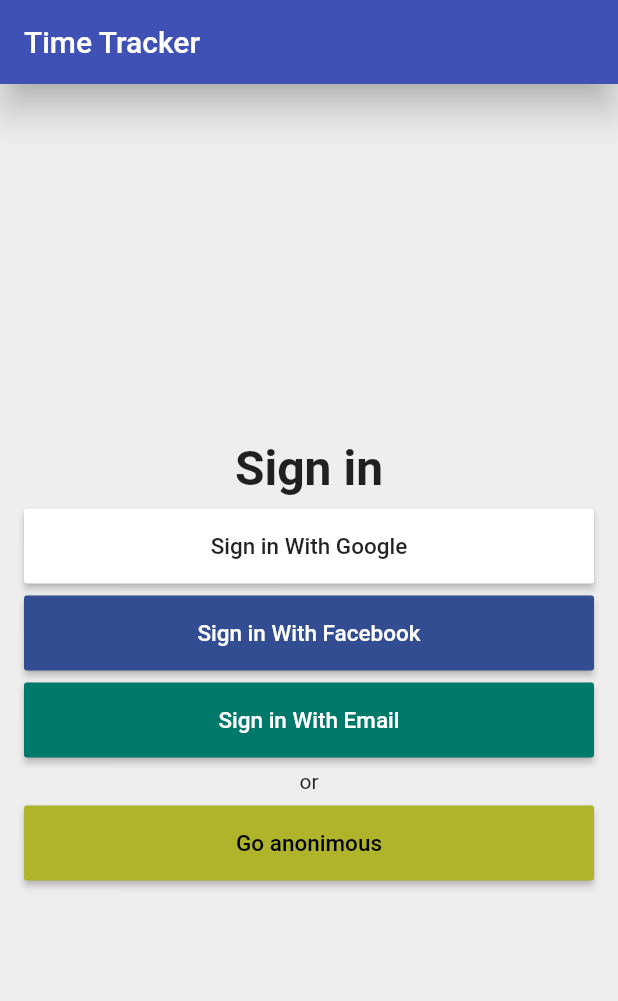
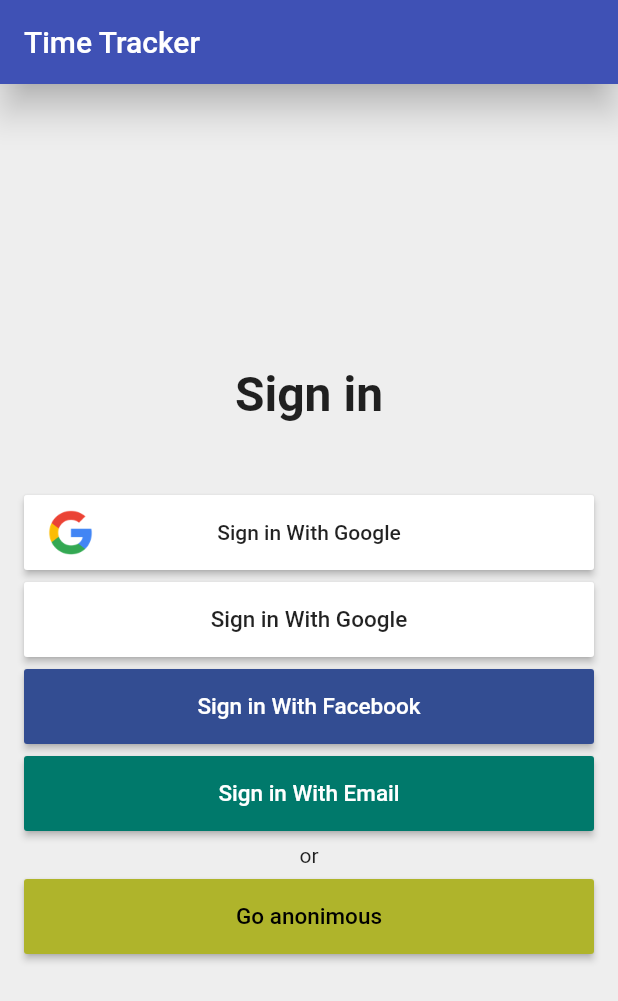
Before and after one commit to wilder00/time_tracker_flutter_course, a Flutter app: the screen it shows after launch, on a phone screen of 412 x 824 dp. Shown: the top 1001 px of the screen. Run offline on Flutter 3.47's test engine with Material 2 defaults, Android fonts, the phone set to English and light mode, and no system bars.

Commit message:
Agregando logo a los botones de sign in

```diff
--- a/lib/app/sign_in/sign_in_page.dart
+++ b/lib/app/sign_in/sign_in_page.dart
@@ -29,6 +29,20 @@ class SignInPage extends StatelessWidget {
               fontSize: 32.0,
               fontWeight: FontWeight.w600,
             ),
+          ),
+          SizedBox(height: 48.0),
+          CustomRaisedButton(
+            child: Row(
+              mainAxisAlignment: MainAxisAlignment.spaceBetween,
+              children: [
+                Image.asset("images/google-logo.png"),
+                Text("Sign in With Google"),
+                Opacity(
+                    opacity: 0.0, child: Image.asset("images/google-logo.png")),
+              ],
+            ),
+            color: Colors.white,
+            onPressed: () {},
           ),
           SizedBox(height: 8.0),
           SignInButton(
```
Also changed, not shown: pubspec.yaml (+4 -3 lines), images/2.0x/facebook-logo.png (added), images/2.0x/google-logo.png (added), images/3.0x/facebook-logo.png (added), images/3.0x/google-logo.png (added), images/facebook-logo.png (added), images/google-logo.png (added).
